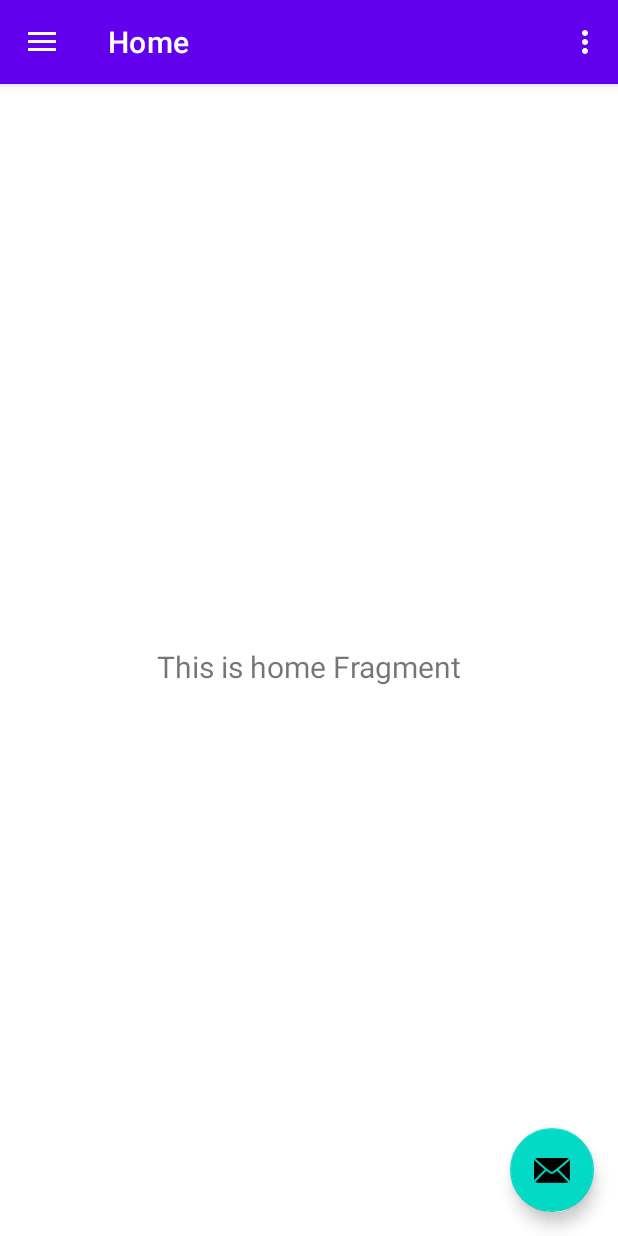
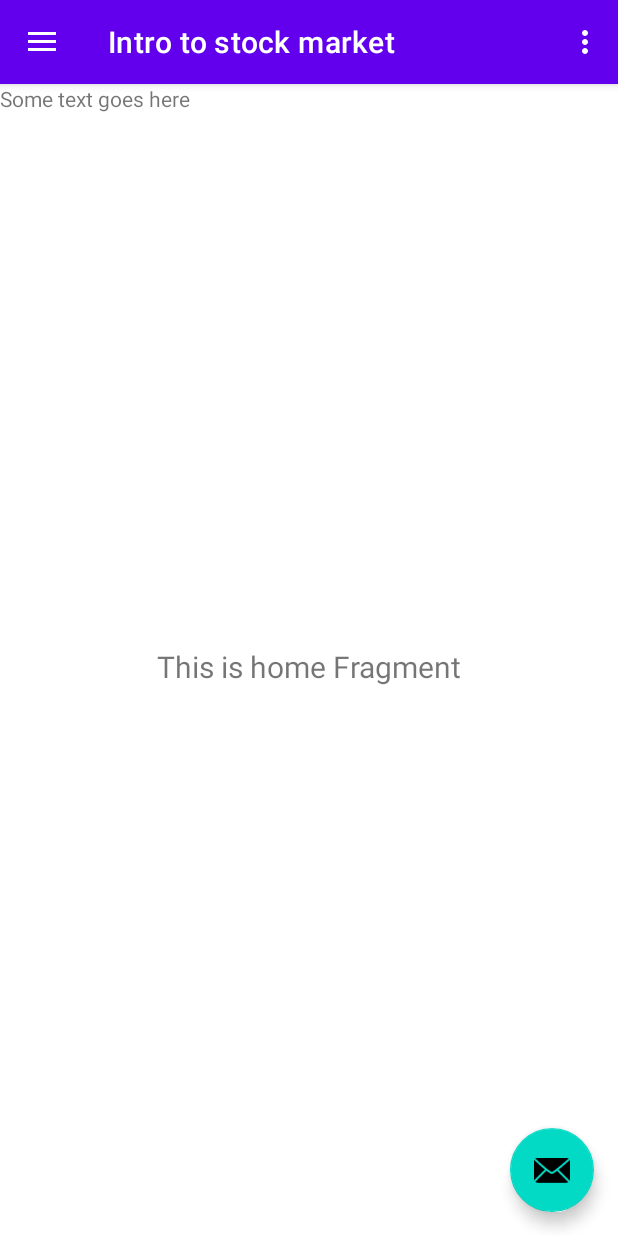
Before and after one commit to Surfy2004/StocksieApp, an Android app: the screen it shows after launch (MainActivity), on a phone screen of 412 x 824 dp. Run offline under Robolectric (Android 15) with nearby library versions, the light colour scheme and no system bars; our stand-ins replace navigation-ui.

Commit message:
Added Intro to stock market fragment

```diff
--- /dev/null
+++ b/app/src/main/res/drawable/intro_foreground.xml
@@ -0,0 +1,27 @@
+<vector xmlns:android="http://schemas.android.com/apk/res/android"
+    android:width="108dp"
+    android:height="108dp"
+    android:viewportWidth="108"
+    android:viewportHeight="108"
+    android:tint="#9F1616">
+  <group android:scaleX="2.1141"
+      android:scaleY="2.1141"
+      android:translateX="28.6308"
+      android:translateY="28.6308">
+    <path
+        android:fillColor="@android:color/white"
+        android:pathData="M4,10h3v7h-3z"/>
+    <path
+        android:fillColor="@android:color/white"
+        android:pathData="M10.5,10h3v7h-3z"/>
+    <path
+        android:fillColor="@android:color/white"
+        android:pathData="M2,19h20v3h-20z"/>
+    <path
+        android:fillColor="@android:color/white"
+        android:pathData="M17,10h3v7h-3z"/>
+    <path
+        android:fillColor="@android:color/white"
+        android:pathData="M12,1l-10,5l0,2l20,0l0,-2z"/>
+  </group>
+</vector>
--- a/app/src/main/res/layout/fragment_home.xml
+++ b/app/src/main/res/layout/fragment_home.xml
@@ -19,4 +19,12 @@
         app:layout_constraintEnd_toEndOf="parent"
         app:layout_constraintStart_toStartOf="parent"
         app:layout_constraintTop_toTopOf="parent" />
+
+    <TextView
+        android:id="@+id/textView2"
+        android:layout_width="265dp"
+        android:layout_height="138dp"
+        android:text="Some text goes here"
+        tools:layout_editor_absoluteX="49dp"
+        tools:layout_editor_absoluteY="202dp" />
 </androidx.constraintlayout.widget.ConstraintLayout>
--- a/app/src/main/res/layout/nav_header_main.xml
+++ b/app/src/main/res/layout/nav_header_main.xml
@@ -3,7 +3,7 @@
     xmlns:app="http://schemas.android.com/apk/res-auto"
     android:layout_width="match_parent"
     android:layout_height="@dimen/nav_header_height"
-    android:background="@drawable/side_nav_bar"
+    android:background="@color/intro_background"
     android:gravity="bottom"
     android:orientation="vertical"
     android:paddingLeft="@dimen/activity_horizontal_margin"
--- a/app/src/main/res/menu/activity_main_drawer.xml
+++ b/app/src/main/res/menu/activity_main_drawer.xml
@@ -6,8 +6,8 @@
     <group android:checkableBehavior="single">
         <item
             android:id="@+id/nav_home"
-            android:icon="@drawable/ic_menu_camera"
-            android:title="@string/menu_home" />
+            android:icon="@drawable/intro_foreground"
+            android:title="Intro to stock market" />
         <item
             android:id="@+id/nav_gallery"
             android:icon="@drawable/ic_menu_gallery"
--- /dev/null
+++ b/app/src/main/res/mipmap-anydpi-v26/intro.xml
@@ -0,0 +1,5 @@
+<?xml version="1.0" encoding="utf-8"?>
+<adaptive-icon xmlns:android="http://schemas.android.com/apk/res/android">
+    <background android:drawable="@color/intro_background"/>
+    <foreground android:drawable="@drawable/intro_foreground"/>
+</adaptive-icon>
--- /dev/null
+++ b/app/src/main/res/mipmap-anydpi-v26/intro_round.xml
@@ -0,0 +1,5 @@
+<?xml version="1.0" encoding="utf-8"?>
+<adaptive-icon xmlns:android="http://schemas.android.com/apk/res/android">
+    <background android:drawable="@color/intro_background"/>
+    <foreground android:drawable="@drawable/intro_foreground"/>
+</adaptive-icon>
--- a/app/src/main/res/navigation/mobile_navigation.xml
+++ b/app/src/main/res/navigation/mobile_navigation.xml
@@ -8,7 +8,7 @@
     <fragment
         android:id="@+id/nav_home"
         android:name="com.example.stocksieapp.ui.home.HomeFragment"
-        android:label="@string/menu_home"
+        android:label="Intro to stock market"
         tools:layout="@layout/fragment_home" />
 
     <fragment
--- /dev/null
+++ b/app/src/main/res/values/intro_background.xml
@@ -0,0 +1,4 @@
+<?xml version="1.0" encoding="utf-8"?>
+<resources>
+    <color name="intro_background">#EFDFA5</color>
+</resources>
```
Also changed, not shown: app/src/main/intro-playstore.png (added), app/src/main/res/mipmap-hdpi/intro.png (added), app/src/main/res/mipmap-hdpi/intro_round.png (added), app/src/main/res/mipmap-mdpi/intro.png (added), app/src/main/res/mipmap-mdpi/intro_round.png (added), app/src/main/res/mipmap-xhdpi/intro.png (added), app/src/main/res/mipmap-xhdpi/intro_round.png (added), app/src/main/res/mipmap-xxhdpi/intro.png (added), app/src/main/res/mipmap-xxhdpi/intro_round.png (added), app/src/main/res/mipmap-xxxhdpi/intro.png (added), app/src/main/res/mipmap-xxxhdpi/intro_round.png (added).
